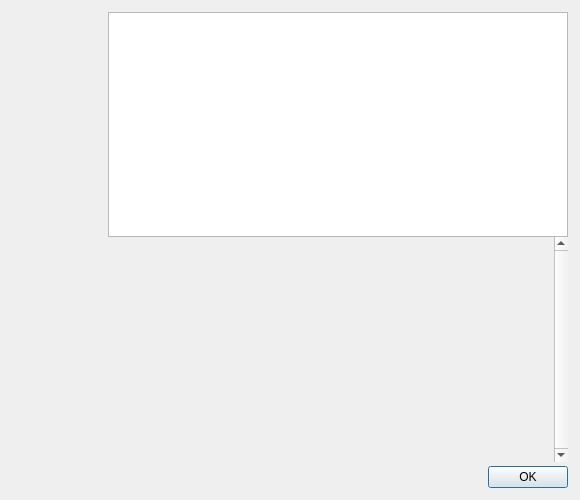
Old version of the form src/qt/forms/helpmessagedialog.ui in the repository soom-4th-blockchain/soom-core.
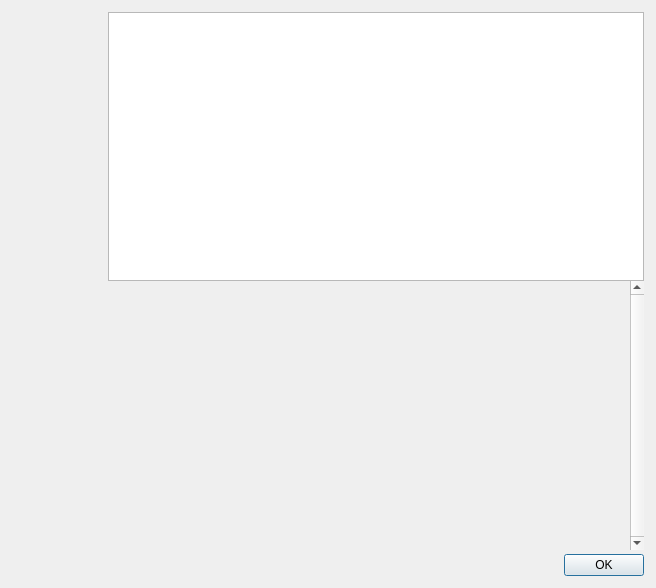
New version of the form. Icons and pictures are not drawn.

```diff
--- a/src/qt/forms/helpmessagedialog.ui
+++ b/src/qt/forms/helpmessagedialog.ui
@@ -6,7 +6,7 @@
    <rect>
     <x>0</x>
     <y>0</y>
-    <width>580</width>
+    <width>656</width>
     <height>500</height>
    </rect>
   </property>
@@ -46,7 +46,7 @@
      <item>
       <widget class="QLabel" name="aboutLogo">
        <property name="sizePolicy">
-        <sizepolicy hsizetype="Preferred" vsizetype="Ignored">
+        <sizepolicy hsizetype="Preferred" vsizetype="Preferred">
          <horstretch>0</horstretch>
          <verstretch>0</verstretch>
         </sizepolicy>
@@ -54,7 +54,7 @@
        <property name="minimumSize">
         <size>
          <width>96</width>
-         <height>464</height>
+         <height>564</height>
         </size>
        </property>
        <property name="maximumSize">
@@ -110,13 +110,16 @@
          <rect>
           <x>0</x>
           <y>0</y>
-          <width>442</width>
+          <width>518</width>
           <height>213</height>
          </rect>
         </property>
         <layout class="QVBoxLayout" name="verticalLayout_2">
          <item>
           <widget class="QLabel" name="aboutMessage">
+           <property name="enabled">
+            <bool>true</bool>
+           </property>
            <property name="cursor">
             <cursorShape>IBeamCursor</cursorShape>
            </property>
```
Left out of the diff: 3 changed lines with no effect on the pictures.
